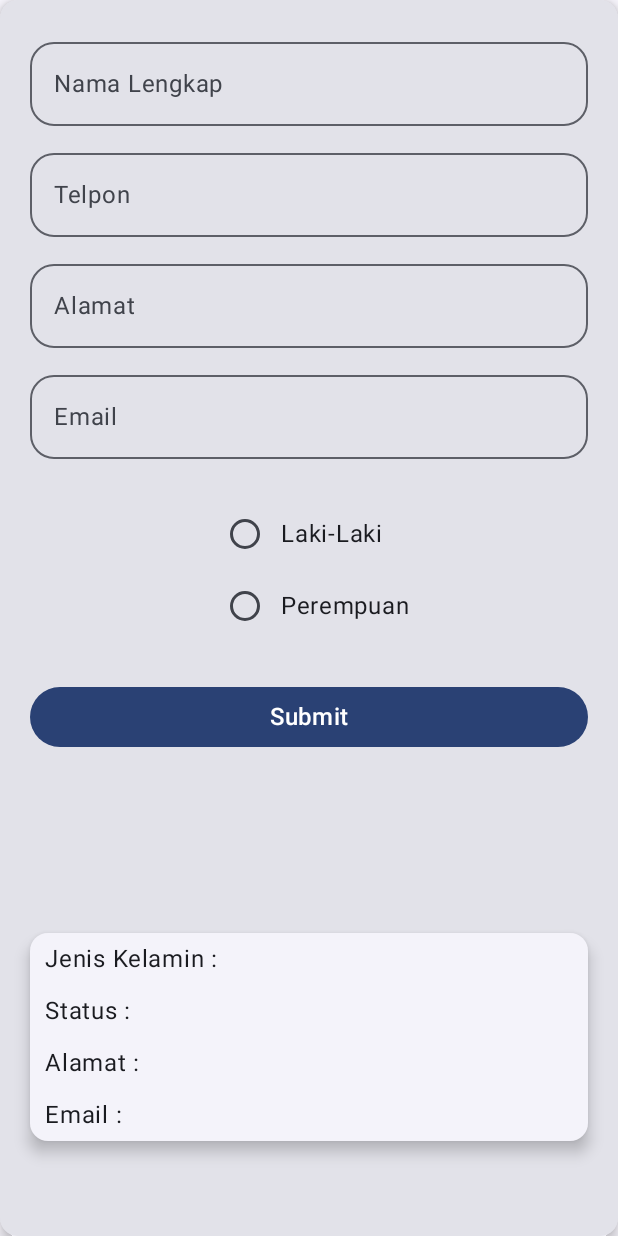
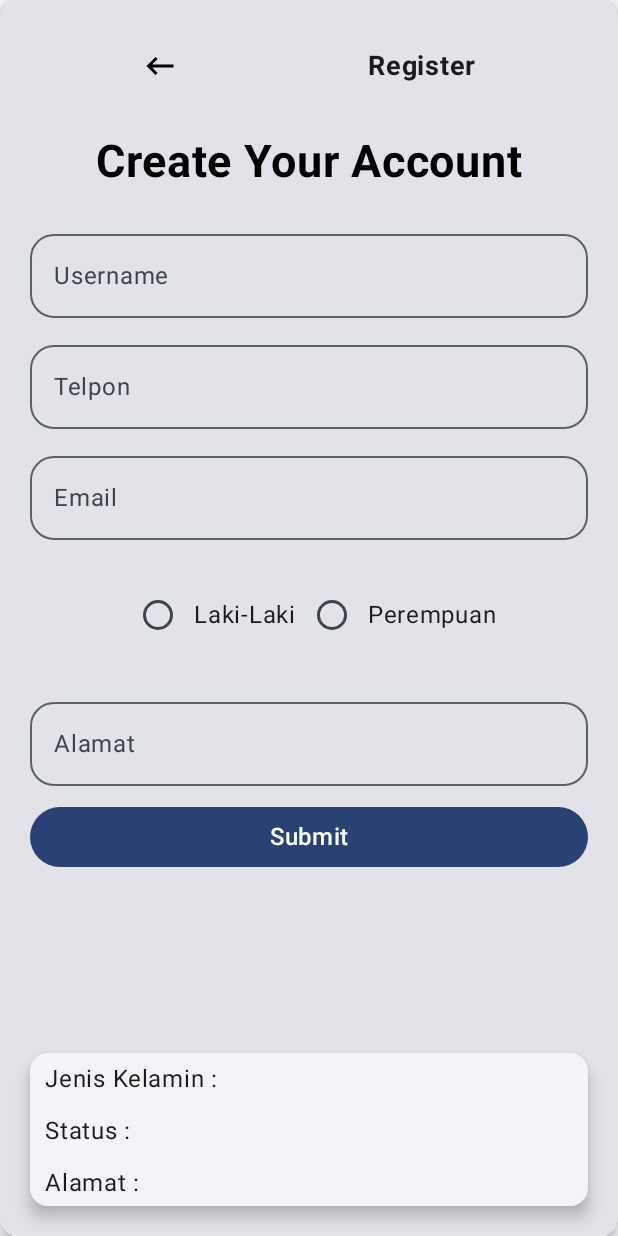
Before and after one commit to RoqiSB/114_ViewModel, an Android app built with Jetpack Compose: the screen it shows after launch (MainActivity), on a phone screen of 412 x 824 dp. Run offline under Robolectric (Android 15) with nearby library versions, the phone set to English and light mode, and no system bars.

Commit message:
menambahkan drawable backspace dan text

```diff
--- a/app/src/main/java/com/example/datainput/MainActivity.kt
+++ b/app/src/main/java/com/example/datainput/MainActivity.kt
@@ -5,6 +5,7 @@ package com.example.datainput
 import android.os.Bundle
 import androidx.activity.ComponentActivity
 import androidx.activity.compose.setContent
+import androidx.compose.foundation.Image
 import androidx.compose.foundation.layout.Arrangement
 import androidx.compose.foundation.layout.Column
 import androidx.compose.foundation.layout.Row
@@ -34,9 +35,13 @@ import androidx.compose.runtime.saveable.rememberSaveable
 import androidx.compose.runtime.setValue
 import androidx.compose.ui.Alignment
 import androidx.compose.ui.Modifier
+import androidx.compose.ui.graphics.Color
 import androidx.compose.ui.platform.LocalContext
+import androidx.compose.ui.res.painterResource
 import androidx.compose.ui.res.stringResource
+import androidx.compose.ui.text.font.FontWeight
 import androidx.compose.ui.text.input.KeyboardType
+import androidx.compose.ui.text.style.TextAlign
 import androidx.compose.ui.tooling.preview.Preview
 import androidx.compose.ui.unit.dp
 import androidx.compose.ui.unit.sp
@@ -101,7 +106,7 @@ fun SelectJK(
 ){
     var selectedValue by rememberSaveable { mutableStateOf("") }
 
-    Column (modifier = Modifier.padding(16.dp))
+    Row (modifier = Modifier.padding(16.dp))
     {
         option.forEach{ item ->
             Row (
@@ -135,11 +140,33 @@ fun TampilForm(cobaViewModel: CobaViewModel = viewModel()){
     val uiState by cobaViewModel.uiState.collectAsState()
     dataform = uiState
 
+    Row (modifier = Modifier
+        .fillMaxWidth()
+        .padding(12.dp),
+        horizontalArrangement = Arrangement.SpaceAround,
+        verticalAlignment = Alignment.CenterVertically){
+        Image(painter = painterResource(id = R.drawable.baseline_keyboard_backspace_24), contentDescription = "")
+        Text(text = "Register",
+            fontSize = 18.sp,
+            textAlign = TextAlign.Center,
+            fontWeight = FontWeight.Bold
+            )
+    }
+    Column (modifier = Modifier
+        .fillMaxWidth()
+        .padding(12.dp),
+        horizontalAlignment = Alignment.CenterHorizontally){
+        Text(text = "Create Your Account",
+            color = Color.Black,
+            fontSize = 30.sp,
+            fontWeight = FontWeight.Bold)
+    }
+
     OutlinedTextField(value = textNama,
         singleLine = true,
         shape = MaterialTheme.shapes.large,
         modifier = Modifier.fillMaxWidth(),
-        label = { Text(text = "Nama Lengkap")},
+        label = { Text(text = "Username")},
         onValueChange = {textNama = it})
 
     OutlinedTextField(value = textTlp,
@@ -150,13 +177,6 @@ fun TampilForm(cobaViewModel: CobaViewModel = viewModel()){
         label = { Text(text = "Telpon")},
         onValueChange = {textTlp = it})
 
-    OutlinedTextField(value = textAlm,
-        singleLine = true,
-        shape = MaterialTheme.shapes.large,
-        modifier = Modifier.fillMaxWidth(),
-        label = { Text(text = "Alamat")},
-        onValueChange = {textAlm = it})
-
     OutlinedTextField(value = textEmail,
         singleLine = true,
         shape = MaterialTheme.shapes.large,
@@ -166,6 +186,13 @@ fun TampilForm(cobaViewModel: CobaViewModel = viewModel()){
 
     SelectJK(option = datasource.jenis.map { id -> context.resources.getString(id)},
         onSelectionChange = {cobaViewModel.setJenisK(it)})
+
+    OutlinedTextField(value = textAlm,
+        singleLine = true,
+        shape = MaterialTheme.shapes.large,
+        modifier = Modifier.fillMaxWidth(),
+        label = { Text(text = "Alamat")},
+        onValueChange = {textAlm = it})
     Button(
         modifier = Modifier.fillMaxWidth(),
         onClick = {
--- /dev/null
+++ b/app/src/main/res/drawable/baseline_keyboard_backspace_24.xml
@@ -0,0 +1,5 @@
+<vector android:autoMirrored="true" android:height="24dp"
+    android:tint="#000000" android:viewportHeight="24"
+    android:viewportWidth="24" android:width="24dp" xmlns:android="http://schemas.android.com/apk/res/android">
+    <path android:fillColor="@android:color/white" android:pathData="M21,11H6.83l3.58,-3.59L9,6l-6,6 6,6 1.41,-1.41L6.83,13H21z"/>
+</vector>
```
